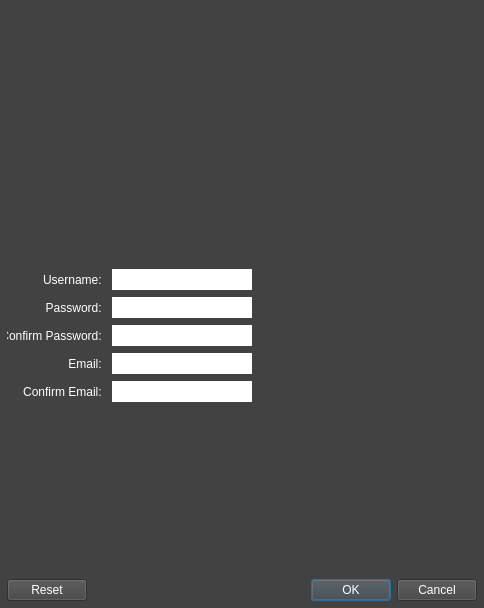
This is src/Ventilate/VentilateClient/ventilate_newuser.ui in Ixirsii/Ventilate as Qt 5 draws it before an edit. The edited form follows.
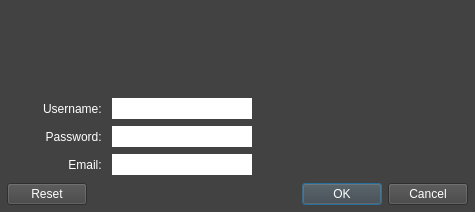
This is the edited form. Icons and pictures are not drawn.

Diff of the .ui file:
```diff
--- a/src/Ventilate/VentilateClient/ventilate_newuser.ui
+++ b/src/Ventilate/VentilateClient/ventilate_newuser.ui
@@ -6,10 +6,16 @@
    <rect>
     <x>0</x>
     <y>0</y>
-    <width>484</width>
-    <height>608</height>
+    <width>475</width>
+    <height>212</height>
    </rect>
   </property>
+  <property name="sizePolicy">
+   <sizepolicy hsizetype="Minimum" vsizetype="Minimum">
+    <horstretch>0</horstretch>
+    <verstretch>0</verstretch>
+   </sizepolicy>
+  </property>
   <property name="windowTitle">
    <string>Ventilate: New User</string>
   </property>
@@ -61,25 +67,9 @@
     </widget>
    </item>
    <item>
-    <spacer name="vspControlsTop">
-     <property name="orientation">
-      <enum>Qt::Vertical</enum>
-     </property>
-     <property name="sizeHint" stdset="0">
-      <size>
-       <width>20</width>
-       <height>155</height>
-      </size>
-     </property>
-    </spacer>
-   </item>
-   <item>
-    <layout class="QHBoxLayout" name="hlUsernameLayout">
-     <property name="spacing">
-      <number>7</number>
-     </property>
-     <item>
-      <widget class="QLabel" name="lblUsername">
+    <layout class="QFormLayout" name="formLayout">
+     <item row="0" column="0">
+      <widget class="QLabel" name="usernameLabel">
        <property name="minimumSize">
         <size>
          <width>98</width>
@@ -109,8 +99,8 @@
        </property>
       </widget>
      </item>
-     <item>
-      <widget class="QLineEdit" name="lnedUsername">
+     <item row="0" column="1">
+      <widget class="QLineEdit" name="usernameText">
        <property name="minimumSize">
         <size>
          <width>140</width>
@@ -141,59 +131,8 @@
        </property>
       </widget>
      </item>
-     <item>
-      <widget class="QLabel" name="lblUsernameContextInfo">
-       <property name="minimumSize">
-        <size>
-         <width>133</width>
-         <height>21</height>
-        </size>
-       </property>
-       <property name="maximumSize">
-        <size>
-         <width>133</width>
-         <height>21</height>
-        </size>
-       </property>
-       <property name="baseSize">
-        <size>
-         <width>133</width>
-         <height>21</height>
-        </size>
-       </property>
-       <property name="text">
-        <string/>
-       </property>
-       <property name="scaledContents">
-        <bool>true</bool>
-       </property>
-       <property name="alignment">
-        <set>Qt::AlignLeading|Qt::AlignLeft|Qt::AlignVCenter</set>
-       </property>
-      </widget>
-     </item>
-     <item>
-      <spacer name="hspUsername">
-       <property name="orientation">
-        <enum>Qt::Horizontal</enum>
-       </property>
-       <property name="sizeHint" stdset="0">
-        <size>
-         <width>40</width>
-         <height>20</height>
-        </size>
-       </property>
-      </spacer>
-     </item>
-    </layout>
-   </item>
-   <item>
-    <layout class="QHBoxLayout" name="hlPasswordLayout">
-     <property name="spacing">
-      <number>7</number>
-     </property>
-     <item>
-      <widget class="QLabel" name="lblPassword">
+     <item row="1" column="0">
+      <widget class="QLabel" name="passwordLabel">
        <property name="minimumSize">
         <size>
          <width>98</width>
@@ -223,8 +162,8 @@
        </property>
       </widget>
      </item>
-     <item>
-      <widget class="QLineEdit" name="lnedPassword">
+     <item row="1" column="1">
+      <widget class="QLineEdit" name="passwordText">
        <property name="minimumSize">
         <size>
          <width>140</width>
@@ -252,139 +191,8 @@
        </property>
       </widget>
      </item>
-     <item>
-      <spacer name="hspPassword">
-       <property name="orientation">
-        <enum>Qt::Horizontal</enum>
-       </property>
-       <property name="sizeHint" stdset="0">
-        <size>
-         <width>40</width>
-         <height>20</height>
-        </size>
-       </property>
-      </spacer>
-     </item>
-    </layout>
-   </item>
-   <item>
-    <layout class="QHBoxLayout" name="hlConfirmPasswordLayout">
-     <property name="spacing">
-      <number>7</number>
-     </property>
-     <item>
-      <widget class="QLabel" name="lblConfirmPassword">
-       <property name="minimumSize">
-        <size>
-         <width>98</width>
-         <height>21</height>
-        </size>
-       </property>
-       <property name="maximumSize">
-        <size>
-         <width>98</width>
-         <height>21</height>
-        </size>
-       </property>
-       <property name="baseSize">
-        <size>
-         <width>98</width>
-         <height>21</height>
-        </size>
-       </property>
-       <property name="styleSheet">
-        <string notr="true">color:rgb(255,255,255);</string>
-       </property>
-       <property name="text">
-        <string>Confirm Password: </string>
-       </property>
-       <property name="alignment">
-        <set>Qt::AlignRight|Qt::AlignTrailing|Qt::AlignVCenter</set>
-       </property>
-      </widget>
-     </item>
-     <item>
-      <widget class="QLineEdit" name="lnedConfirmPassword">
-       <property name="minimumSize">
-        <size>
-         <width>140</width>
-         <height>21</height>
-        </size>
-       </property>
-       <property name="maximumSize">
-        <size>
-         <width>140</width>
-         <height>21</height>
-        </size>
-       </property>
-       <property name="baseSize">
-        <size>
-         <width>140</width>
-         <height>21</height>
-        </size>
-       </property>
-       <property name="styleSheet">
-        <string notr="true">color: rgb(0, 0, 0);
-background-color: rgb(255, 255, 255);</string>
-       </property>
-       <property name="frame">
-        <bool>false</bool>
-       </property>
-      </widget>
-     </item>
-     <item>
-      <widget class="QLabel" name="lblConfirmPasswordContextInfo">
-       <property name="minimumSize">
-        <size>
-         <width>133</width>
-         <height>21</height>
-        </size>
-       </property>
-       <property name="maximumSize">
-        <size>
-         <width>133</width>
-         <height>21</height>
-        </size>
-       </property>
-       <property name="baseSize">
-        <size>
-         <width>133</width>
-         <height>21</height>
-        </size>
-       </property>
-       <property name="text">
-        <string/>
-       </property>
-       <property name="scaledContents">
-        <bool>true</bool>
-       </property>
-       <property name="alignment">
-        <set>Qt::AlignLeading|Qt::AlignLeft|Qt::AlignVCenter</set>
-       </property>
-      </widget>
-     </item>
-     <item>
-      <spacer name="hspConfirmPassword">
-       <property name="orientation">
-        <enum>Qt::Horizontal</enum>
-       </property>
-       <property name="sizeHint" stdset="0">
-        <size>
-         <width>40</width>
-         <height>20</height>
-        </size>
-       </property>
-      </spacer>
-     </item>
-    </layout>
-   </item>
-   <item>
-    <layout class="QHBoxLayout" name="hlEmailLayout">
-     <property name="spacing">
-      <number>7</number>
-     </property>
-     <item>
-      <widget class="QLabel" name="lblEmail">
+     <item row="2" column="0">
+      <widget class="QLabel" name="emailLabel">
        <property name="minimumSize">
         <size>
          <width>98</width>
@@ -414,8 +222,8 @@
        </property>
       </widget>
      </item>
-     <item>
-      <widget class="QLineEdit" name="lnedEmail">
+     <item row="2" column="1">
+      <widget class="QLineEdit" name="emailText">
        <property name="minimumSize">
         <size>
          <width>140</width>
@@ -443,145 +251,8 @@
        </property>
       </widget>
      </item>
-     <item>
-      <spacer name="hspEmail">
-       <property name="orientation">
-        <enum>Qt::Horizontal</enum>
-       </property>
-       <property name="sizeHint" stdset="0">
-        <size>
-         <width>40</width>
-         <height>20</height>
-        </size>
-       </property>
-      </spacer>
-     </item>
     </layout>
    </item>
-   <item>
-    <layout class="QHBoxLayout" name="hlConfirmEmailLayout">
-     <property name="spacing">
-      <number>7</number>
-     </property>
-     <item>
-      <widget class="QLabel" name="lblConfirmEmail">
-       <property name="minimumSize">
-        <size>
-         <width>98</width>
-         <height>21</height>
-        </size>
-       </property>
-       <property name="maximumSize">
-        <size>
-         <width>98</width>
-         <height>21</height>
-        </size>
-       </property>
-       <property name="baseSize">
-        <size>
-         <width>98</width>
-         <height>21</height>
-        </size>
-       </property>
-       <property name="styleSheet">
-        <string notr="true">color:rgb(255,255,255);</string>
-       </property>
-       <property name="text">
-        <string>Confirm Email: </string>
-       </property>
-       <property name="alignment">
-        <set>Qt::AlignRight|Qt::AlignTrailing|Qt::AlignVCenter</set>
-       </property>
-      </widget>
-     </item>
-     <item>
-      <widget class="QLineEdit" name="lnedConfirmEmail">
-       <property name="minimumSize">
-        <size>
-         <width>140</width>
-         <height>21</height>
-        </size>
-       </property>
-       <property name="maximumSize">
-        <size>
-         <width>140</width>
-         <height>21</height>
-        </size>
-       </property>
-       <property name="baseSize">
-        <size>
-         <width>140</width>
-         <height>21</height>
-        </size>
-       </property>
-       <property name="styleSheet">
-        <string notr="true">color: rgb(0, 0, 0);
-background-color: rgb(255, 255, 255);</string>
-       </property>
-       <property name="frame">
-        <bool>false</bool>
-       </property>
-      </widget>
-     </item>
-     <item>
-      <widget class="QLabel" name="lblConfirmEmailContextInfo">
-       <property name="minimumSize">
-        <size>
-         <width>133</width>
-         <height>21</height>
-        </size>
-       </property>
-       <property name="maximumSize">
-        <size>
-         <width>133</width>
-         <height>21</height>
-        </size>
-       </property>
-       <property name="baseSize">
-        <size>
-         <width>133</width>
-         <height>21</height>
-        </size>
-       </property>
-       <property name="text">
-        <string/>
-       </property>
-       <property name="scaledContents">
-        <bool>true</bool>
-       </property>
-       <property name="alignment">
-        <set>Qt::AlignLeading|Qt::AlignLeft|Qt::AlignVCenter</set>
-       </property>
-      </widget>
-     </item>
-     <item>
-      <spacer name="hspConfirmEmail">
-       <property name="orientation">
-        <enum>Qt::Horizontal</enum>
-       </property>
-       <property name="sizeHint" stdset="0">
-        <size>
-         <width>40</width>
-         <height>20</height>
-        </size>
-       </property>
-      </spacer>
-     </item>
-    </layout>
-   </item>
-   <item>
-    <spacer name="vspControlsBottom">
-     <property name="orientation">
-      <enum>Qt::Vertical</enum>
-     </property>
-     <property name="sizeHint" stdset="0">
-      <size>
-       <width>20</width>
-       <height>155</height>
-      </size>
-     </property>
-    </spacer>
-   </item>
    <item>
     <widget class="QDialogButtonBox" name="buttonBox">
      <property name="styleSheet">
```
Left out of the diff: 3 changed lines with no effect on the pictures.
